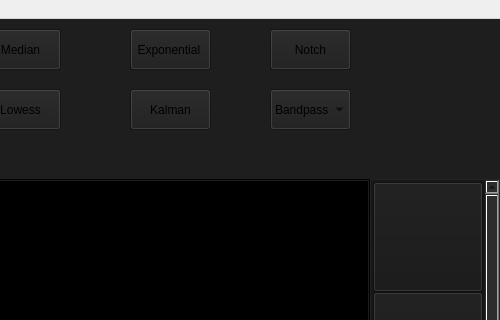
Above: form.ui from Meliani-Mehdi/Graphite_QT before the change; both pictures show x 700 to 1200 and y 0 to 320 of the 1200 by 673 pixel window. Below: the same form after it.
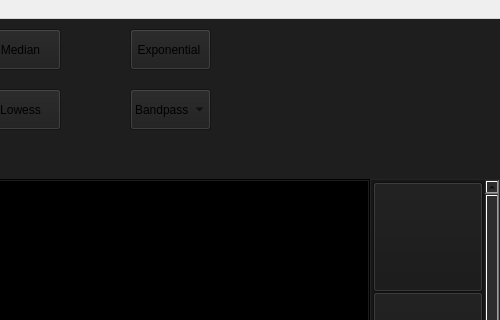
That is the form after the change. Icons and pictures are not drawn.

Commit message: removed unused filters

The edit to the form file:
```diff
--- a/form.ui
+++ b/form.ui
@@ -880,36 +880,10 @@
                 <string>Exponential </string>
                </property>
               </widget>
-              <widget class="QPushButton" name="kalman">
-               <property name="geometry">
-                <rect>
-                 <x>580</x>
-                 <y>70</y>
-                 <width>81</width>
-                 <height>41</height>
-                </rect>
-               </property>
-               <property name="text">
-                <string>Kalman</string>
-               </property>
-              </widget>
-              <widget class="QPushButton" name="notch">
-               <property name="geometry">
-                <rect>
-                 <x>720</x>
-                 <y>10</y>
-                 <width>81</width>
-                 <height>41</height>
-                </rect>
-               </property>
-               <property name="text">
-                <string>Notch</string>
-               </property>
-              </widget>
               <widget class="QComboBox" name="passe">
                <property name="geometry">
                 <rect>
-                 <x>720</x>
+                 <x>580</x>
                  <y>70</y>
                  <width>81</width>
                  <height>41</height>
```
Left out of the diff: 2 changed lines with no effect on the pictures.
